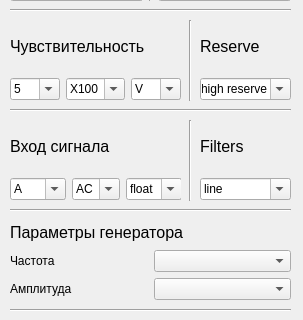
Qt form interface/set_sr830.ui (forestkeep/science_expirement_remote_control) before a commit; both pictures show x 0 to 303 and y 110 to 430 of the 303 by 664 pixel window.
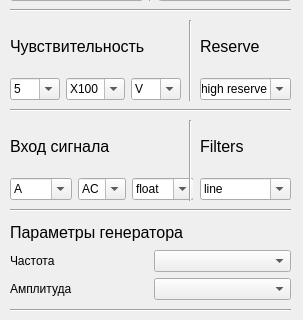
The same form after that commit.

```diff
--- a/interface/set_sr830.ui
+++ b/interface/set_sr830.ui
@@ -400,7 +400,7 @@
     <rect>
      <x>10</x>
      <y>230</y>
-     <width>171</width>
+     <width>183</width>
      <height>80</height>
     </rect>
    </property>
```
